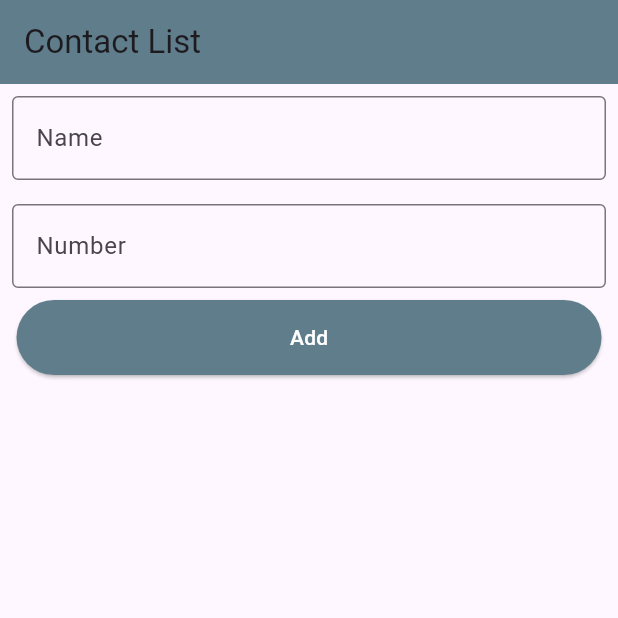
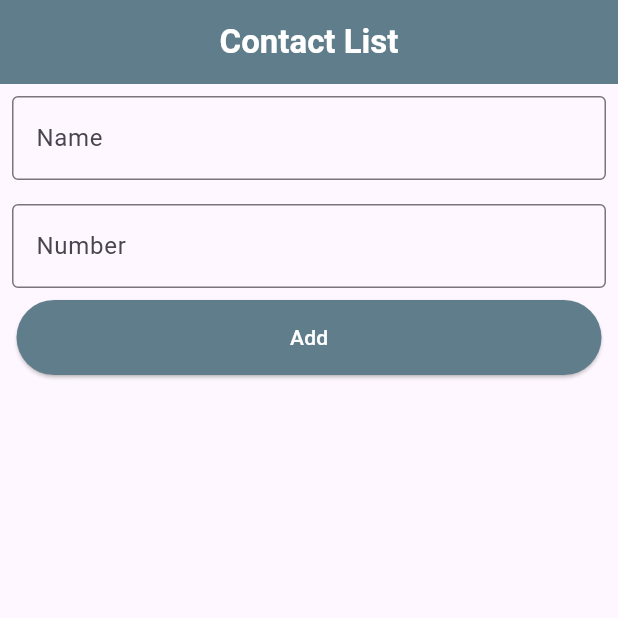
Before and after one commit to smshaqib/Ostad_Assignment, a Flutter app: the screen it shows after launch, on a phone screen of 412 x 824 dp, the top half of it. Run offline on Flutter 3.47's test engine with Material 3 defaults, Android fonts, the phone set to English and light mode, and no system bars.

Commit message:
Update main.dart

```diff
--- a/assignment6/lib/main.dart
+++ b/assignment6/lib/main.dart
@@ -78,7 +78,15 @@ class _ContactListPageState extends State<ContactListPage> {
   Widget build(BuildContext context) {
     return Scaffold(
       appBar: AppBar(
-        title: Text('Contact List'),
+        title: Center(
+          child: Text('Contact List',
+
+            style: TextStyle(
+                color: Colors.white,
+                fontWeight: FontWeight.bold
+            ),
+          ),
+        ),
         backgroundColor: Colors.blueGrey,
       ),
       body: Column(
```
